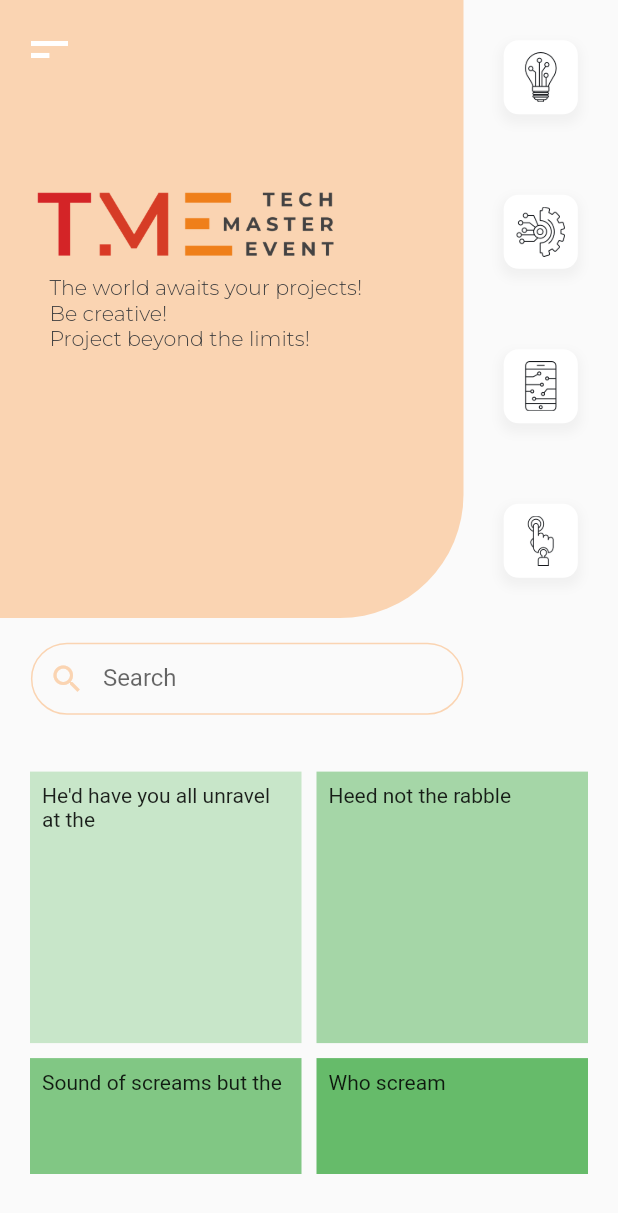
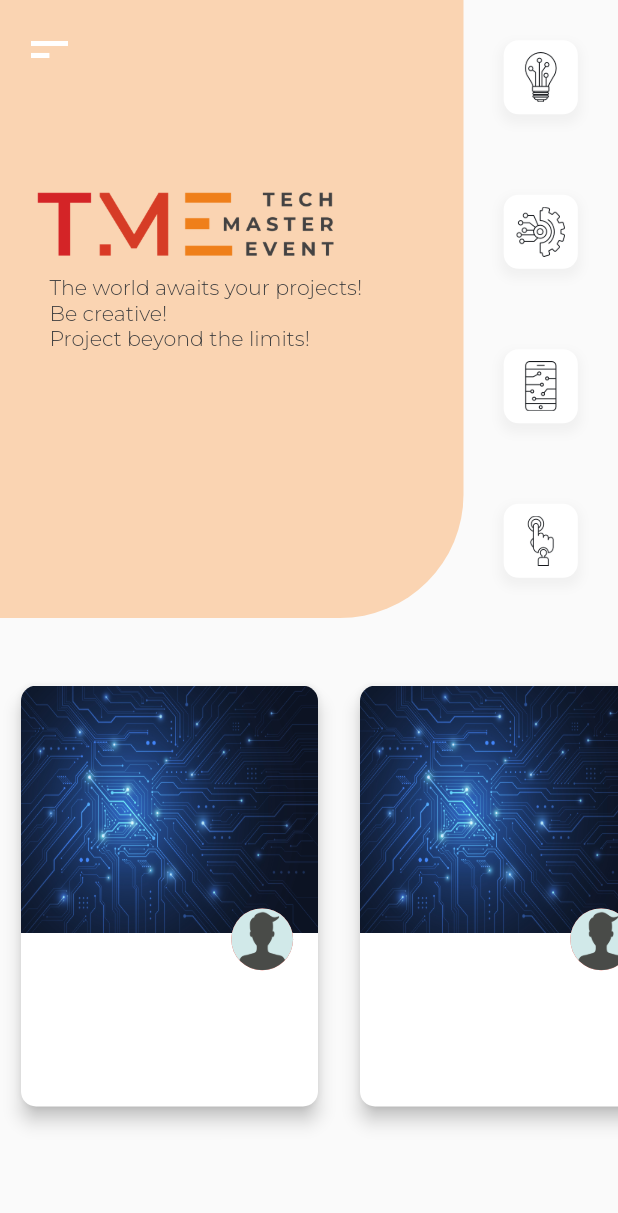
Before and after one commit to Tesfamichael1074/techmastereventapp, a Flutter app: the screen it shows after launch, on a phone screen of 412 x 824 dp. Shown: the top 1213 px of the screen. Run offline on Flutter 3.47's test engine with Material 2 defaults, Android fonts, the phone set to English and light mode, and no system bars; our stand-ins replace google_fonts, sizer.

Commit message:
first draft of the projects card with image and avatar

```diff
--- a/lib/homePge.dart
+++ b/lib/homePge.dart
@@ -15,7 +15,7 @@ class HomePage extends StatefulWidget {
 
 class _HomePageState extends State<HomePage> {
 
-  List<Widget> _sc = [HomepageHeader(), HomePageSearchBar(), ProjectsList()];
+  List<Widget> _sc = [HomepageHeader(), ProjectsList()];
   @override
   Widget build(BuildContext context) {
     return SafeArea(
@@ -39,7 +39,7 @@ class _HomePageState extends State<HomePage> {
                   (BuildContext ctx, int index) {
                     return _sc[index];
                   },
-                  childCount: 3,
+                  childCount: 2,
                 ),
               ),
 
--- a/lib/projects.dart
+++ b/lib/projects.dart
@@ -3,7 +3,6 @@ import 'package:techmasterevent/projectCard.dart';
 import 'package:sizer/sizer.dart';
 
 class ProjectsList extends StatefulWidget {
-
   @override
   _ProjectsListState createState() => _ProjectsListState();
 }
@@ -12,48 +11,73 @@ class _ProjectsListState extends State<ProjectsList> {
   @override
   Widget build(BuildContext context) {
     return Container(
-      height: 35.0.h,
+      height: 45.0.h,
       child: CustomScrollView(
         primary: false,
         slivers: <Widget>[
-            SliverPadding(
-              padding: const EdgeInsets.all(20),
-              sliver: SliverGrid.count(
-                crossAxisSpacing: 10,
-                mainAxisSpacing: 10,
-                crossAxisCount: 2,
-                children: <Widget>[
+//
+          SliverToBoxAdapter(
+            child: Container(
+              height: 45.0.h,
+              child: ListView.builder(
+                scrollDirection: Axis.horizontal,
+                itemCount: 10,
+                itemBuilder: (context, index) {
+                  return Container(
+                    width: 50.0.w,
+                    margin:
+                        EdgeInsets.symmetric(vertical: 5.0.h, horizontal: 10),
+                    child: Stack(
+                      children: [
+                        Card(
+                            elevation: 5,
+                            shape: OutlineInputBorder(
+                              borderSide: BorderSide.none,
+                              borderRadius: BorderRadius.circular(10)
+                            ),
+                            child: Column(
+                              mainAxisAlignment: MainAxisAlignment.start,
+                              children: [
                                 Container(
-                    padding: const EdgeInsets.all(8),
-                    child: const Text("He'd have you all unravel at the"),
-                    color: Colors.green[100],
+                                  width: 50.0.w,
+                                  height: 20.0.h,
+                                  decoration: BoxDecoration(
+                                      borderRadius: BorderRadius.only(
+                                        topRight: Radius.circular(10),
+                                        topLeft: Radius.circular(10),
                                       ),
-                  Container(
-                    padding: const EdgeInsets.all(8),
-                    child: const Text('Heed not the rabble'),
-                    color: Colors.green[200],
+                                      image: DecorationImage(
+                                          fit: BoxFit.fill,
+                                          image: AssetImage(
+                                            "assets/bg.jpg",
+                                          ))),
+                                )
+                              ],
+                            )),
+
+
+                        Positioned(
+                          top: 21.0.h - 5.0.w,
+                          right: 5.0.w,
+                          child: Container(
+                            height: 10.0.w,
+                            width: 10.0.w,
+                            decoration: BoxDecoration(
+                              color: Colors.red,
+                              shape: BoxShape.circle,
+                              image: DecorationImage(
+                                          fit: BoxFit.fill,
+                                          image: AssetImage(
+                                            "assets/avatar.png",
+                                          ))
                             ),
-                  Container(
-                    padding: const EdgeInsets.all(8),
-                    child: const Text('Sound of screams but the'),
-                    color: Colors.green[300],
                           ),
-                  Container(
-                    padding: const EdgeInsets.all(8),
-                    child: const Text('Who scream'),
-                    color: Colors.green[400],
+                          )
+                      ],
                     ),
-                  Container(
-                    padding: const EdgeInsets.all(8),
-                    child: const Text('Revolution is coming...'),
-                    color: Colors.green[500],
+                  );
+                },
               ),
-                  Container(
-                    padding: const EdgeInsets.all(8),
-                    child: const Text('Revolution, they...'),
-                    color: Colors.green[600],
-                  ),
-                ],
             ),
           ),
         ],
```
Lines whose indentation alone changed are shown as unchanged.
